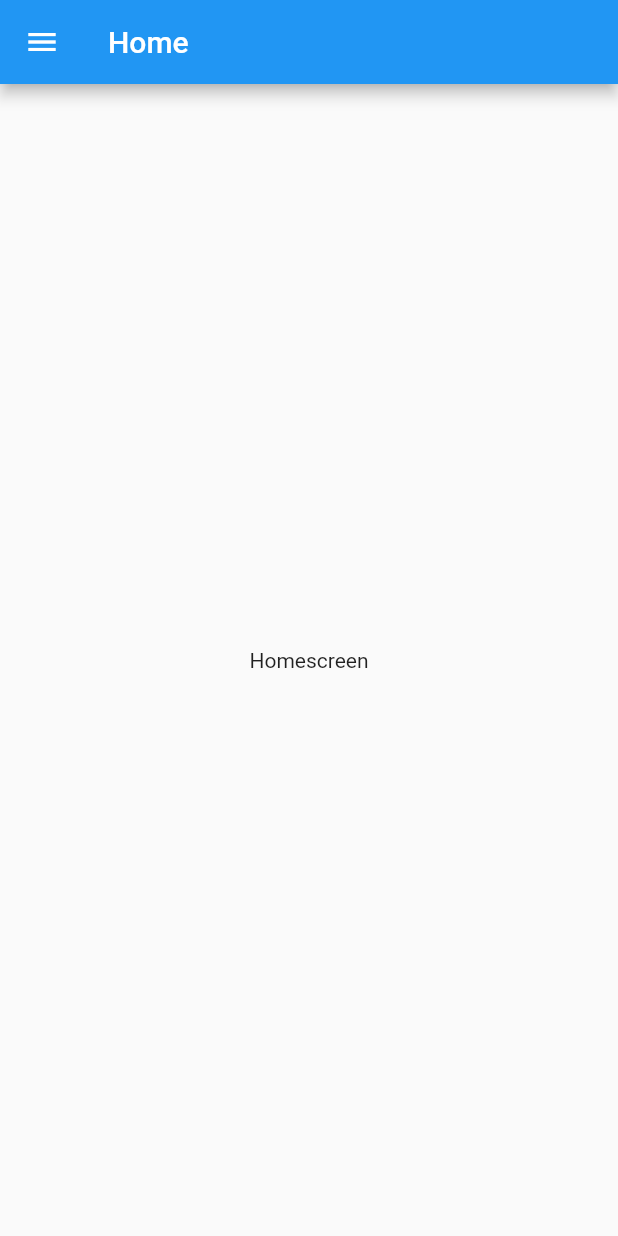
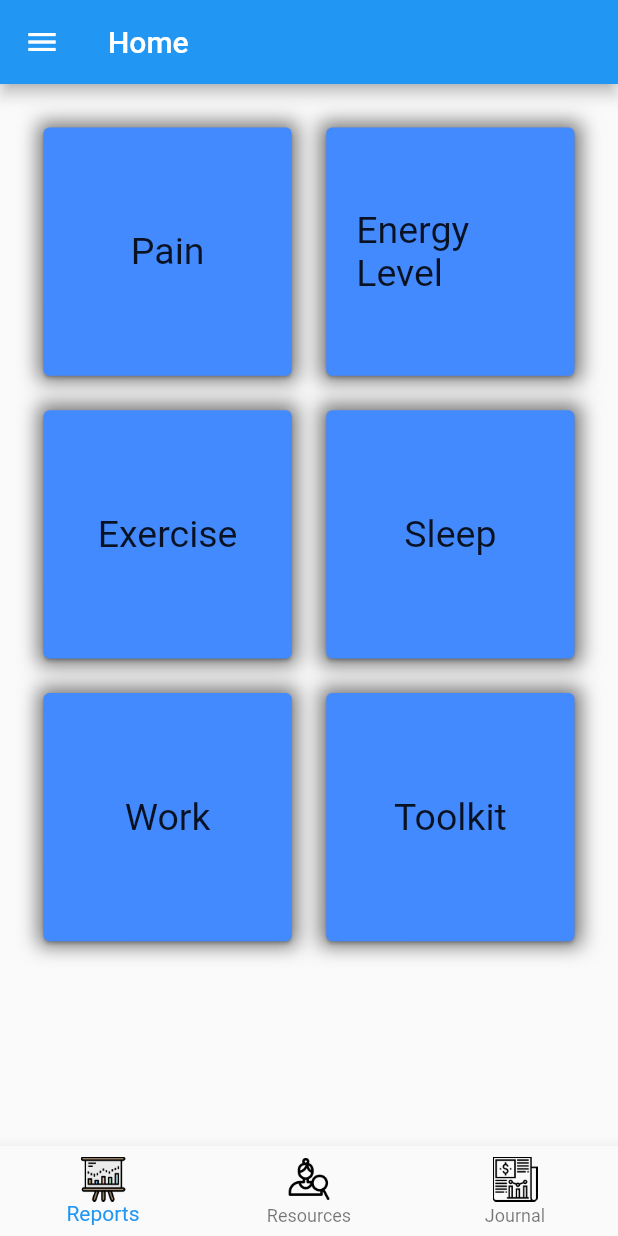
Before and after one commit to BPATHAK10/APMA-Mobile-App, a Flutter app: the HomeScreen screen opened directly, on a phone screen of 412 x 824 dp. Run offline on Flutter 3.47's test engine with Material 2 defaults, Android fonts, the phone set to English and light mode, and no system bars; our stand-ins replace flutter_signin_button.

Commit message:
homepage nearly finished

```diff
--- a/apma/lib/screens/home_screen.dart
+++ b/apma/lib/screens/home_screen.dart
@@ -1,4 +1,5 @@
 import 'package:flutter/material.dart';
+import 'package:apma/widgets/custom_tile.dart';
 
 class HomeScreen extends StatefulWidget {
   HomeScreen({Key? key}) : super(key: key);
@@ -12,25 +13,42 @@ class _HomeScreenState extends State<HomeScreen> {
   Widget build(BuildContext context) {
     return Scaffold(
         appBar: AppBar(
-        title: Text('Home'),
+          title: const Text('Home'),
+        ),
+        bottomNavigationBar:
+            BottomNavigationBar(
+              items:  <BottomNavigationBarItem>[
+                BottomNavigationBarItem(
+                  icon: Image.asset('assets/icons/reports.png', width: 30, height: 30),
+                  label: "Reports",
+                ),
+                BottomNavigationBarItem(
+                  icon: Image.asset('assets/icons/resources.png', width: 30, height: 30,),
+                  label: "Resources"
+                ),
+                BottomNavigationBarItem(
+                  icon: Image.asset('assets/icons/journal.png', width: 30, height: 30),
+                  label: "Journal"
+                ),
+              ],
         ),
         drawer: Drawer(
           child: ListView(
             children: <Widget>[
-            DrawerHeader(
-              child: Text('Drawer Header'),
-              decoration: BoxDecoration(
+              const DrawerHeader(
+                child: const Text('Drawer Header'),
+                decoration: const BoxDecoration(
                   color: Colors.blue,
                 ),
               ),
               ListTile(
-              title: Text('Item 1'),
+                title: const Text('Item 1'),
                 onTap: () {
                   Navigator.pop(context);
                 },
               ),
               ListTile(
-              title: Text('Item 2'),
+                title: const Text('Item 2'),
                 onTap: () {
                   Navigator.pop(context);
                 },
@@ -38,9 +56,40 @@ class _HomeScreenState extends State<HomeScreen> {
             ],
           ),
         ),
-      body: Center(
-        child: Text('Homescreen'),
+        body: GridView.count(
+          padding: const EdgeInsets.all(25),
+          crossAxisCount: 2,
+          mainAxisSpacing: 15,
+          crossAxisSpacing: 15,
+          // ignore: prefer_const_literals_to_create_immutables
+          children: <Widget>[
+            const MyTile(
+              title: "Pain",
             ),
-    );
+            const MyTile(
+              title: "Energy Level",
+            ),
+            const MyTile(
+              title: "Exercise",
+            ),
+            const MyTile(
+              title: "Sleep",
+            ),
+            const MyTile(title: "Work"),
+            const MyTile(title: "Toolkit"),
+            // Container(
+            //   child: Text("item 1"),
+            // ),
+            //    Container(
+            //   child: Text("item 2"),
+            // ),
+            // Container(
+            //   child: Text("item 3"),
+            // ),
+            // Container(
+            //   child: Text("item 4"),
+            // ),
+          ],
+        ));
   }
 }
--- a/apma/lib/screens/login_screen.dart
+++ b/apma/lib/screens/login_screen.dart
@@ -97,16 +97,16 @@ class _LoginScreenState extends State<LoginScreen> {
               ),
               child: TextButton(
                 onPressed: () async{
-                  if (email.isEmpty || password.isEmpty) {
-                    ScaffoldMessenger.of(context).showSnackBar(
-                      const SnackBar(
-                        content: Text(
-                          'Please fill out all fields',
-                        ),
-                      ),
-                    );
-                    return;
-                  }
+                  // if (email.isEmpty || password.isEmpty) {
+                  //   ScaffoldMessenger.of(context).showSnackBar(
+                  //     const SnackBar(
+                  //       content: Text(
+                  //         'Please fill out all fields',
+                  //       ),
+                  //     ),
+                  //   );
+                  //   return;
+                  // }
                   Navigator.pushReplacement(
                       context,
                       MaterialPageRoute(
--- /dev/null
+++ b/apma/lib/widgets/custom_tile.dart
@@ -0,0 +1,36 @@
+import 'package:flutter/material.dart';
+
+class MyTile extends StatelessWidget {
+  const MyTile({Key? key, required this.title}) : super(key: key);
+
+  final String title;
+
+  @override
+  Widget build(BuildContext context) {
+    return GestureDetector(
+      onTap: () {
+        print("pressed");
+      },
+      child: Container(
+        decoration: BoxDecoration(boxShadow: [
+           BoxShadow(
+            color: Colors.grey.shade600,
+            blurRadius: 10.0,
+          ),
+        ]),
+        child: Card(
+          shadowColor: Colors.black,
+          color: Colors.blueAccent,
+          child: Container(
+            padding: const EdgeInsets.all(20),
+            child: Center(
+                child: Text(
+              title,
+              style: TextStyle(fontSize: 25),
+            )),
+          ),
+        ),
+      ),
+    );
+  }
+}
--- a/apma/pubspec.yaml
+++ b/apma/pubspec.yaml
@@ -61,6 +61,7 @@ flutter:
   # To add assets to your application, add an assets section, like this:
   assets:
     - assets/images/
+    - assets/icons/
 
   # An image asset can refer to one or more resolution-specific "variants", see
   # https://flutter.dev/assets-and-images/#resolution-aware.
```
Also changed, not shown: apma/assets/icons/journal.png (added), apma/assets/icons/reports.png (added), apma/assets/icons/resources.png (added). Lines whose indentation alone changed are shown as unchanged.
